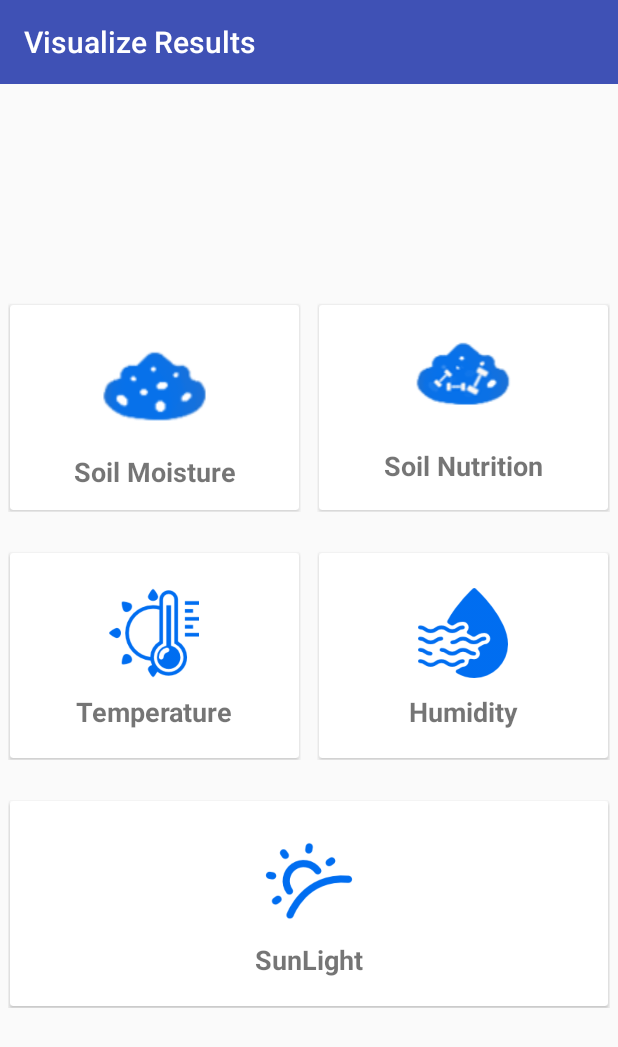
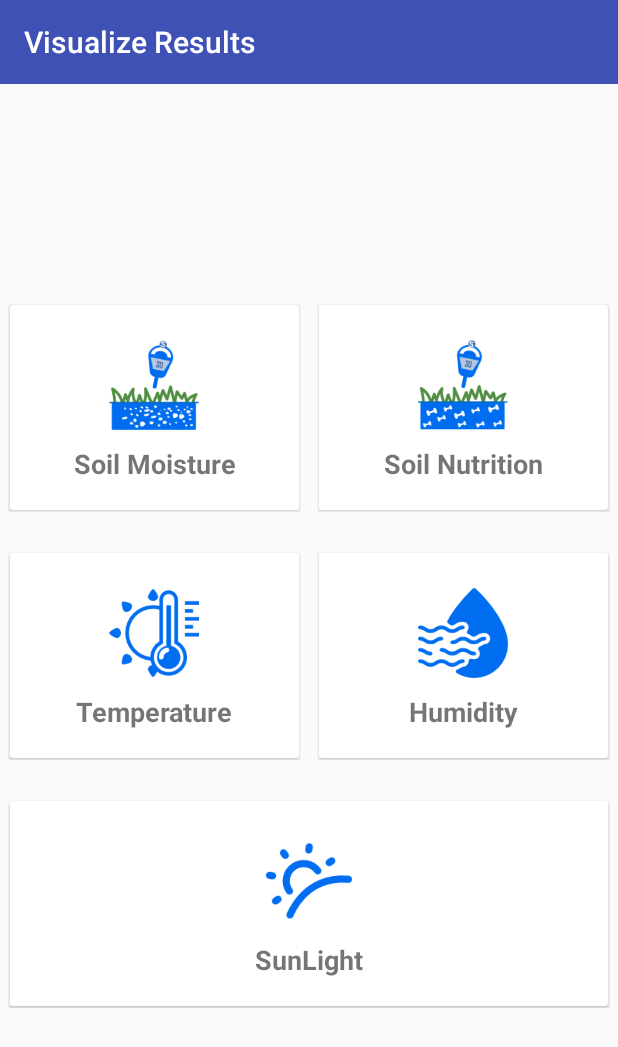
Before and after one commit to dsw418/EnvironmentalSensor, an Android app: the VisualizeResults screen opened directly, with no data from a screen before it, on a phone screen of 412 x 824 dp. Shown: the top 1047 px of the screen. Run offline under Robolectric (Android 15) with nearby library versions, the phone set to English and light mode, and no system bars.

Commit message:
UI small changes

```diff
--- a/app/src/main/res/layout/activity_visualize_results.xml
+++ b/app/src/main/res/layout/activity_visualize_results.xml
@@ -50,10 +50,10 @@
 
                         <ImageView
                             android:id="@+id/imageView6"
-                            android:layout_width="70dp"
-                            android:layout_height="70dp"
-                            app:srcCompat="@drawable/soilmoisture"
-                            android:layout_marginTop="5dp"/>
+                            android:layout_width="60dp"
+                            android:layout_height="60dp"
+                            android:layout_marginTop="5dp"
+                            app:srcCompat="@drawable/soilmoisture" />
 
                         <TextView
                             android:id="@+id/textView7"
@@ -86,14 +86,15 @@
                     <LinearLayout
                         android:layout_width="match_parent"
                         android:layout_height="match_parent"
-                        android:orientation="vertical">
+                        android:orientation="vertical"
+                        android:gravity="center_horizontal|center_vertical">
 
                         <ImageView
                             android:id="@+id/imageView7"
-                            android:layout_width="match_parent"
-                            android:layout_height="wrap_content"
+                            android:layout_width="60dp"
+                            android:layout_height="60dp"
                             app:srcCompat="@drawable/soilnutrition"
-                            android:layout_marginTop="15dp"/>
+                            android:layout_marginTop="5dp"/>
 
                         <TextView
                             android:id="@+id/textView6"
@@ -101,7 +102,7 @@
                             android:layout_height="wrap_content"
                             android:text="Soil Nutrition"
                             android:gravity="center_horizontal"
-                            android:layout_marginTop="15dp"
+                            android:layout_marginTop="10dp"
                             android:textStyle="bold"
                             android:textSize="18dp"/>
                     </LinearLayout>
@@ -143,8 +144,8 @@
                             android:id="@+id/imageView11"
                             android:layout_width="60dp"
                             android:layout_height="60dp"
-                            app:srcCompat="@drawable/temperature"
-                            android:layout_marginTop="5dp"/>
+                            android:layout_marginTop="5dp"
+                            app:srcCompat="@drawable/temperature" />
 
                         <TextView
                             android:id="@+id/textView11"
```
Also changed, not shown: app/src/main/res/drawable/soilmoisture.png, app/src/main/res/drawable/soilnutrition.png.
